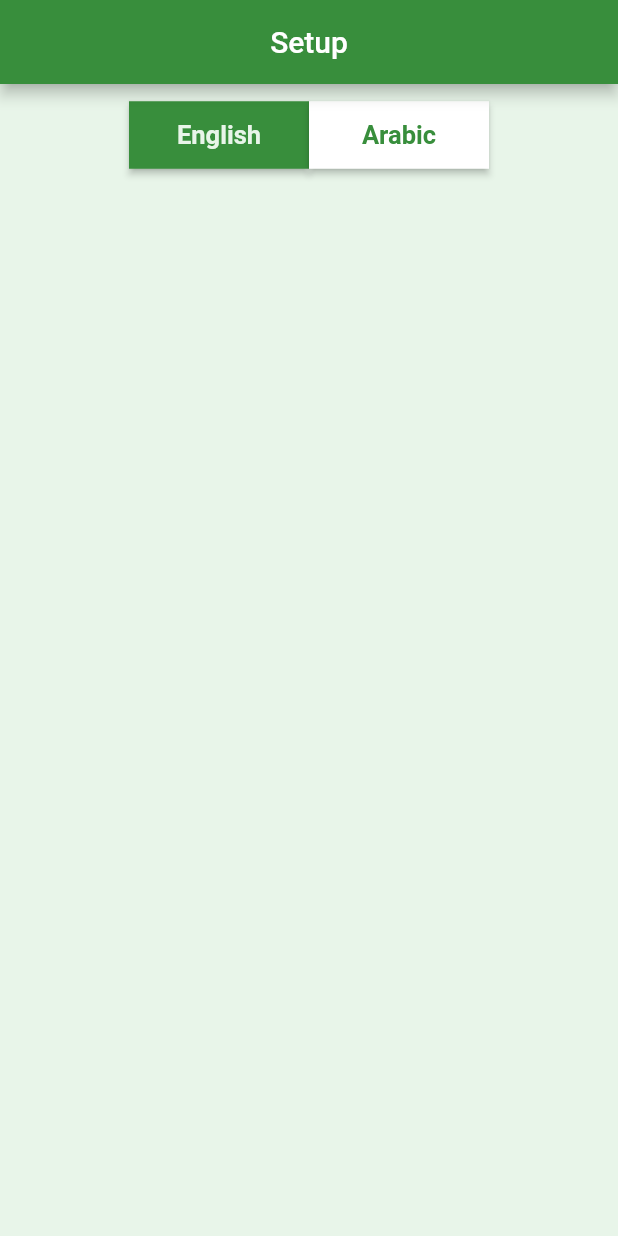
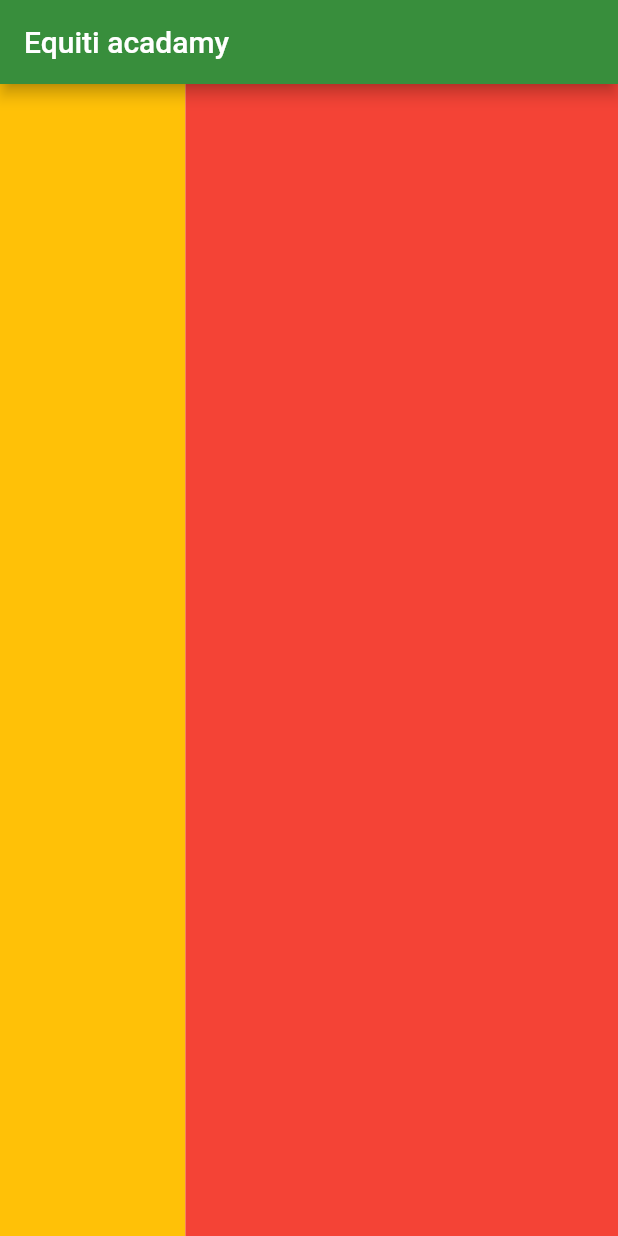
Before and after one commit to daniawaffle/countries, a Flutter app: the screen it shows after launch, on a phone screen of 412 x 824 dp. Run offline on Flutter 3.47's test engine with Material 2 defaults, Android fonts, the phone set to English and light mode, and no system bars; our stand-ins replace dio, get_it, hive_flutter, otp_text_field; missing offline and left inert: otp_timer_button; accounts and stored records are empty; generated files the repository leaves out were written again.

Commit message:
equiti academy

```diff
--- a/lib/main.dart
+++ b/lib/main.dart
@@ -7,6 +7,7 @@ import 'package:flutter_localizations/flutter_localizations.dart';
 import 'package:flutter_gen/gen_l10n/app_localizations.dart';
 
 import 'locater.dart';
+import 'screens/equiti/equiti_screen.dart';
 
 Future<void> main() async {
   WidgetsFlutterBinding.ensureInitialized();
@@ -56,7 +57,7 @@ class MainAppState extends State<MainApp> {
           Locale(arLocale),
         ],
         debugShowCheckedModeBanner: false,
-        home: const StartupScreen());
+        home: const EquitiAcadmyScreen());
   }
 
   void rebuild() {
--- /dev/null
+++ b/lib/screens/equiti/equiti_screen.dart
@@ -0,0 +1,37 @@
+import 'package:flutter/material.dart';
+
+import '../../constants.dart';
+
+class EquitiAcadmyScreen extends StatefulWidget {
+  const EquitiAcadmyScreen({super.key});
+
+  @override
+  State<EquitiAcadmyScreen> createState() => _EquitiAcadmyScreenState();
+}
+
+class _EquitiAcadmyScreenState extends State<EquitiAcadmyScreen> {
+  @override
+  Widget build(BuildContext context) {
+    return Scaffold(
+      appBar: AppBar(
+        title: const Text('Equiti acadamy'),
+        backgroundColor: primaryColor,
+      ),
+      body: Row(
+        mainAxisAlignment: MainAxisAlignment.center,
+        children: [
+          Expanded(
+              flex: 3,
+              child: Container(
+                color: Colors.amber,
+              )),
+          Expanded(
+              flex: 7,
+              child: Container(
+                color: Colors.red,
+              )),
+        ],
+      ),
+    );
+  }
+}
--- a/lib/screens/login/login_bloc.dart
+++ b/lib/screens/login/login_bloc.dart
@@ -4,7 +4,6 @@ import 'package:countries_app/services/api.dart';
 
 import 'package:flutter/material.dart';
 
-import '../../constants.dart';
 import '../../locater.dart';
 
 class LoginBLoc {
```
Also changed, not shown: lib/screens/login/login_screen.dart (+20 -3 lines), lib/screens/verfication/verfication_screen.dart (+9 -0 lines).
